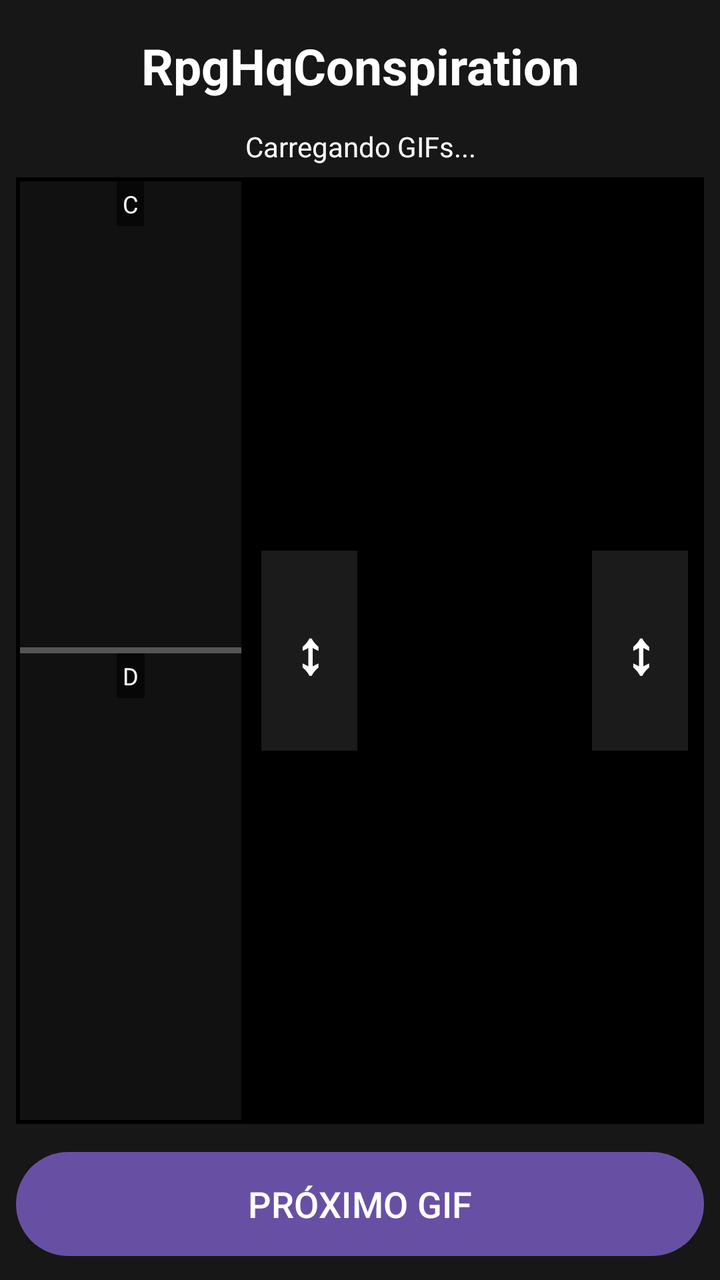
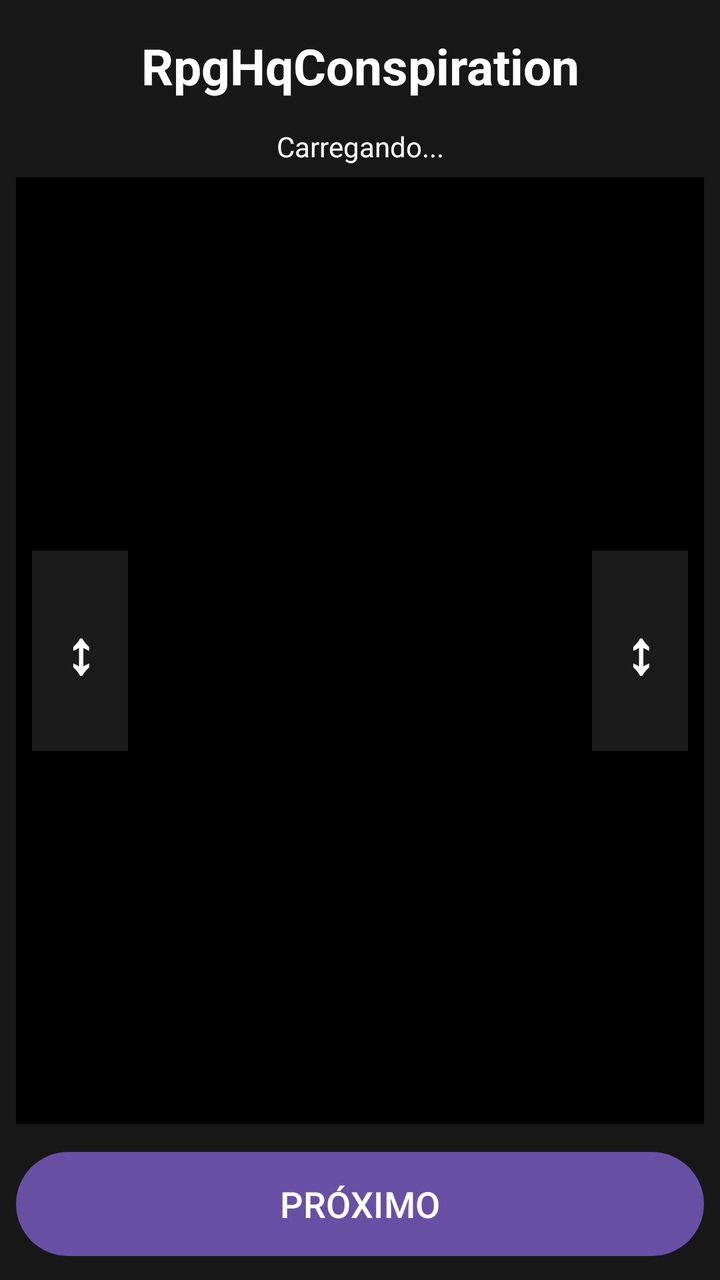

Screens rendered from an Android XML layout before and after an edit, with the pre-edit source and the edit as a unified diff.
<!-- AndroidManifest.xml: application theme Theme.RpgHqConspiration -->
<!-- res/layout/activity_main.xml -->
<?xml version="1.0" encoding="utf-8"?>
<LinearLayout
    xmlns:android="http://schemas.android.com/apk/res/android"
    android:layout_width="match_parent"
    android:layout_height="match_parent"
    android:orientation="vertical"
    android:gravity="center"
    android:padding="8dp"
    android:background="#171717">

    <TextView
        android:layout_width="match_parent"
        android:layout_height="wrap_content"
        android:text="RpgHqConspiration"
        android:textColor="#FFFFFF"
        android:textSize="25sp"
        android:textStyle="bold"
        android:gravity="center"
        android:padding="8dp"/>

    <TextView
        android:id="@+id/status"
        android:layout_width="match_parent"
        android:layout_height="wrap_content"
        android:text="Carregando GIFs..."
        android:textColor="#FFFFFF"
        android:textSize="14sp"
        android:gravity="center"
        android:padding="6dp"/>

    
    <LinearLayout
        android:layout_width="match_parent"
        android:layout_height="0dp"
        android:layout_weight="1"
        android:orientation="horizontal"
        android:background="#000000"
        android:weightSum="3">

        
        <LinearLayout
            android:layout_width="0dp"
            android:layout_height="match_parent"
            android:layout_weight="1"
            android:orientation="vertical"
            android:background="#000000"
            android:padding="2dp">

            <FrameLayout
                android:layout_width="match_parent"
                android:layout_height="0dp"
                android:layout_weight="1"
                android:background="#111111">

                <ImageView
                    android:id="@+id/imagemGifC"
                    android:layout_width="wrap_content"
                    android:layout_height="match_parent"
                    android:contentDescription="GIF da coluna C"
                    android:scaleType="fitCenter" />

                <TextView
                    android:layout_width="wrap_content"
                    android:layout_height="wrap_content"
                    android:layout_gravity="top|center_horizontal"
                    android:text="C"
                    android:textColor="#FFFFFF"
                    android:textSize="12sp"
                    android:background="#99000000"
                    android:padding="3dp"/>
            </FrameLayout>

            <View
                android:layout_width="match_parent"
                android:layout_height="3dp"
                android:background="#555555"/>

            <FrameLayout
                android:layout_width="match_parent"
                android:layout_height="0dp"
                android:layout_weight="1"
                android:background="#111111">

                <ImageView
                    android:id="@+id/imagemGifD"
                    android:layout_width="match_parent"
                    android:layout_height="match_parent"
                    android:scaleType="fitCenter"
                    android:contentDescription="GIF da coluna D"/>

                <TextView
                    android:layout_width="wrap_content"
                    android:layout_height="wrap_content"
                    android:layout_gravity="top|center_horizontal"
                    android:text="D"
                    android:textColor="#FFFFFF"
                    android:textSize="12sp"
                    android:background="#99000000"
                    android:padding="3dp"/>
            </FrameLayout>

        </LinearLayout>

        
        <FrameLayout
            android:id="@+id/areaGif"
            android:layout_width="0dp"
            android:layout_height="match_parent"
            android:layout_weight="2"
            android:background="#000000">

            <ImageView
                android:id="@+id/imagemGif"
                android:layout_width="match_parent"
                android:layout_height="match_parent"
                android:scaleType="fitCenter"
                android:contentDescription="GIF principal"/>

            <TextView
                android:id="@+id/textoPlanilha"
                android:layout_width="match_parent"
                android:layout_height="wrap_content"
                android:layout_gravity="top"
                android:gravity="center"
                android:padding="16dp"
                android:textColor="#FFFFFF"
                android:textSize="20sp"
                android:textStyle="bold"
                android:maxLines="5"
                android:ellipsize="end"
                android:visibility="gone"
                android:elevation="10dp"/>

            <TextView
                android:id="@+id/controleEsquerdo"
                android:layout_width="48dp"
                android:layout_height="100dp"
                android:layout_gravity="start|center_vertical"
                android:layout_marginStart="8dp"
                android:background="#CC222222"
                android:gravity="center"
                android:text="↕"
                android:textColor="#FFFFFF"
                android:textSize="30sp"
                android:textStyle="bold"
                android:elevation="8dp"/>

            <TextView
                android:id="@+id/controleDireito"
                android:layout_width="48dp"
                android:layout_height="100dp"
                android:layout_gravity="end|center_vertical"
                android:layout_marginEnd="8dp"
                android:background="#CC222222"
                android:gravity="center"
                android:text="↕"
                android:textColor="#FFFFFF"
                android:textSize="30sp"
                android:textStyle="bold"
                android:elevation="8dp"/>

        </FrameLayout>

    </LinearLayout>

    <Button
        android:id="@+id/botaoProximo"
        android:layout_width="match_parent"
        android:layout_height="60dp"
        android:layout_marginTop="10dp"
        android:text="PRÓXIMO GIF"
        android:textSize="18sp"/>

</LinearLayout>
<!-- resources referenced by this layout -->
<resources>
  <style name="Theme.RpgHqConspiration" parent="Base.Theme.RpgHqConspiration" />
  <style name="Base.Theme.RpgHqConspiration" parent="Theme.Material3.DayNight.NoActionBar">
          
          
      </style>
</resources>

<!-- the commit's change to res/layout/activity_main.xml (unified diff, before → after) -->
@@ -22,153 +22,77 @@
         android:id="@+id/status"
         android:layout_width="match_parent"
         android:layout_height="wrap_content"
-        android:text="Carregando GIFs..."
+        android:text="Carregando..."
         android:textColor="#FFFFFF"
         android:textSize="14sp"
         android:gravity="center"
         android:padding="6dp"/>
 
-    
-    <LinearLayout
+    <FrameLayout
+        android:id="@+id/areaGif"
         android:layout_width="match_parent"
         android:layout_height="0dp"
         android:layout_weight="1"
-        android:orientation="horizontal"
-        android:background="#000000"
-        android:weightSum="3">
+        android:background="#000000">
 
-        
-        <LinearLayout
-            android:layout_width="0dp"
+        <ImageView
+            android:id="@+id/imagemGif"
+            android:layout_width="match_parent"
             android:layout_height="match_parent"
-            android:layout_weight="1"
-            android:orientation="vertical"
-            android:background="#000000"
-            android:padding="2dp">
+            android:scaleType="fitCenter"
+            android:contentDescription="GIF principal"/>
 
-            <FrameLayout
-                android:layout_width="match_parent"
-                android:layout_height="0dp"
-                android:layout_weight="1"
-                android:background="#111111">
+        <TextView
+            android:id="@+id/textoPlanilha"
+            android:layout_width="match_parent"
+            android:layout_height="wrap_content"
+            android:layout_gravity="top"
+            android:gravity="center"
+            android:padding="16dp"
+            android:textColor="#FFFFFF"
+            android:textSize="20sp"
+            android:textStyle="bold"
+            android:maxLines="5"
+            android:ellipsize="end"
+            android:visibility="gone"
+            android:elevation="10dp"/>
 
-                <ImageView
-                    android:id="@+id/imagemGifC"
-                    android:layout_width="wrap_content"
-                    android:layout_height="match_parent"
-                    android:contentDescription="GIF da coluna C"
-                    android:scaleType="fitCenter" />
+        <TextView
+            android:id="@+id/controleEsquerdo"
+            android:layout_width="48dp"
+            android:layout_height="100dp"
+            android:layout_gravity="start|center_vertical"
+            android:layout_marginStart="8dp"
+            android:background="#CC222222"
+            android:gravity="center"
+            android:text="↕"
+            android:textColor="#FFFFFF"
+            android:textSize="30sp"
+            android:textStyle="bold"
+            android:elevation="8dp"/>
 
-                <TextView
-                    android:layout_width="wrap_content"
-                    android:layout_height="wrap_content"
-                    android:layout_gravity="top|center_horizontal"
-                    android:text="C"
-                    android:textColor="#FFFFFF"
-                    android:textSize="12sp"
-                    android:background="#99000000"
-                    android:padding="3dp"/>
-            </FrameLayout>
+        <TextView
+            android:id="@+id/controleDireito"
+            android:layout_width="48dp"
+            android:layout_height="100dp"
+            android:layout_gravity="end|center_vertical"
+            android:layout_marginEnd="8dp"
+            android:background="#CC222222"
+            android:gravity="center"
+            android:text="↕"
+            android:textColor="#FFFFFF"
+            android:textSize="30sp"
+            android:textStyle="bold"
+            android:elevation="8dp"/>
 
-            <View
-                android:layout_width="match_parent"
-                android:layout_height="3dp"
-                android:background="#555555"/>
-
-            <FrameLayout
-                android:layout_width="match_parent"
-                android:layout_height="0dp"
-                android:layout_weight="1"
-                android:background="#111111">
-
-                <ImageView
-                    android:id="@+id/imagemGifD"
-                    android:layout_width="match_parent"
-                    android:layout_height="match_parent"
-                    android:scaleType="fitCenter"
-                    android:contentDescription="GIF da coluna D"/>
-
-                <TextView
-                    android:layout_width="wrap_content"
-                    android:layout_height="wrap_content"
-                    android:layout_gravity="top|center_horizontal"
-                    android:text="D"
-                    android:textColor="#FFFFFF"
-                    android:textSize="12sp"
-                    android:background="#99000000"
-                    android:padding="3dp"/>
-            </FrameLayout>
-
-        </LinearLayout>
-
-        
-        <FrameLayout
-            android:id="@+id/areaGif"
-            android:layout_width="0dp"
-            android:layout_height="match_parent"
-            android:layout_weight="2"
-            android:background="#000000">
-
-            <ImageView
-                android:id="@+id/imagemGif"
-                android:layout_width="match_parent"
-                android:layout_height="match_parent"
-                android:scaleType="fitCenter"
-                android:contentDescription="GIF principal"/>
-
-            <TextView
-                android:id="@+id/textoPlanilha"
-                android:layout_width="match_parent"
-                android:layout_height="wrap_content"
-                android:layout_gravity="top"
-                android:gravity="center"
-                android:padding="16dp"
-                android:textColor="#FFFFFF"
-                android:textSize="20sp"
-                android:textStyle="bold"
-                android:maxLines="5"
-                android:ellipsize="end"
-                android:visibility="gone"
-                android:elevation="10dp"/>
-
-            <TextView
-                android:id="@+id/controleEsquerdo"
-                android:layout_width="48dp"
-                android:layout_height="100dp"
-                android:layout_gravity="start|center_vertical"
-                android:layout_marginStart="8dp"
-                android:background="#CC222222"
-                android:gravity="center"
-                android:text="↕"
-                android:textColor="#FFFFFF"
-                android:textSize="30sp"
-                android:textStyle="bold"
-                android:elevation="8dp"/>
-
-            <TextView
-                android:id="@+id/controleDireito"
-                android:layout_width="48dp"
-                android:layout_height="100dp"
-                android:layout_gravity="end|center_vertical"
-                android:layout_marginEnd="8dp"
-                android:background="#CC222222"
-                android:gravity="center"
-                android:text="↕"
-                android:textColor="#FFFFFF"
-                android:textSize="30sp"
-                android:textStyle="bold"
-                android:elevation="8dp"/>
-
-        </FrameLayout>
-
-    </LinearLayout>
+    </FrameLayout>
 
     <Button
         android:id="@+id/botaoProximo"
         android:layout_width="match_parent"
         android:layout_height="60dp"
         android:layout_marginTop="10dp"
-        android:text="PRÓXIMO GIF"
+        android:text="PRÓXIMO"
         android:textSize="18sp"/>
 
 </LinearLayout>
